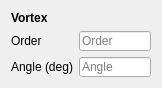
Old version of the form nplab/instrument/electronics/SLM/ui_vortexbeam.ui in the repository nanophotonics/nplab.
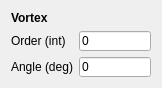
New version of the form.

Patch:
```diff
--- a/nplab/instrument/electronics/SLM/ui_vortexbeam.ui
+++ b/nplab/instrument/electronics/SLM/ui_vortexbeam.ui
@@ -34,6 +34,9 @@
        <height>20</height>
       </size>
      </property>
+     <property name="text">
+      <string>0</string>
+     </property>
      <property name="placeholderText">
       <string>Order</string>
      </property>
@@ -47,6 +50,9 @@
        <height>20</height>
       </size>
      </property>
+     <property name="text">
+      <string>0</string>
+     </property>
      <property name="placeholderText">
       <string>Angle</string>
      </property>
@@ -55,7 +61,7 @@
    <item row="1" column="0">
     <widget class="QLabel" name="label">
      <property name="text">
-      <string>Order</string>
+      <string>Order (int)</string>
      </property>
     </widget>
    </item>
```
